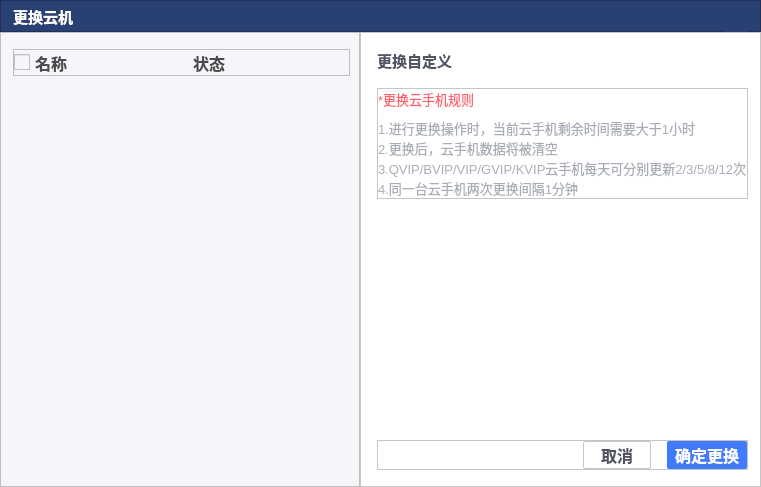
First picture: the form in replacecloudphonedialog.ui, repository ZhouMei20220810/TEST, before the edit.
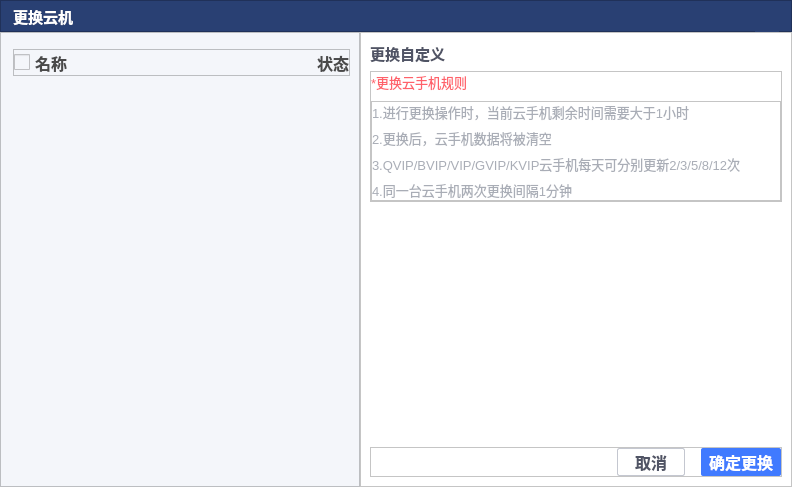
Second picture: the form after the edit. Icons and pictures are not drawn.

Commit message: 1、更换云手机规则，UI间距调整，2、更换云机支持选中个数统计3、转移云机接口未调通

Diff of the .ui file:
```diff
--- a/replacecloudphonedialog.ui
+++ b/replacecloudphonedialog.ui
@@ -6,7 +6,7 @@
    <rect>
     <x>0</x>
     <y>0</y>
-    <width>640</width>
+    <width>792</width>
     <height>487</height>
    </rect>
   </property>
@@ -16,7 +16,7 @@
   <property name="styleSheet">
    <string notr="true">background-color:#FFFFFF;</string>
   </property>
-  <layout class="QVBoxLayout" name="verticalLayout">
+  <layout class="QVBoxLayout" name="verticalLayout" stretch="0,0">
    <property name="spacing">
     <number>0</number>
    </property>
@@ -468,19 +468,6 @@
              </property>
             </widget>
            </item>
-           <item>
-            <spacer name="horizontalSpacer_4">
-             <property name="orientation">
-              <enum>Qt::Horizontal</enum>
-             </property>
-             <property name="sizeHint" stdset="0">
-              <size>
-               <width>122</width>
-               <height>20</height>
-              </size>
-             </property>
-            </spacer>
-           </item>
            <item>
             <widget class="QLabel" name="label_6">
              <property name="font">
@@ -500,19 +487,6 @@
              </property>
             </widget>
            </item>
-           <item>
-            <spacer name="horizontalSpacer_2">
-             <property name="orientation">
-              <enum>Qt::Horizontal</enum>
-             </property>
-             <property name="sizeHint" stdset="0">
-              <size>
-               <width>122</width>
-               <height>20</height>
-              </size>
-             </property>
-            </spacer>
-           </item>
           </layout>
          </widget>
         </item>
@@ -547,21 +521,6 @@
         <enum>QFrame::Raised</enum>
        </property>
        <layout class="QVBoxLayout" name="verticalLayout_3">
-        <property name="spacing">
-         <number>16</number>
-        </property>
-        <property name="leftMargin">
-         <number>16</number>
-        </property>
-        <property name="topMargin">
-         <number>16</number>
-        </property>
-        <property name="rightMargin">
-         <number>12</number>
-        </property>
-        <property name="bottomMargin">
-         <number>16</number>
-        </property>
         <item>
          <widget class="QLabel" name="label_2">
           <property name="font">
@@ -618,21 +577,99 @@
             </widget>
            </item>
            <item>
-            <widget class="QLabel" name="label_4">
-             <property name="font">
-              <font>
-               <pointsize>10</pointsize>
-              </font>
+            <widget class="QFrame" name="frame_12">
+             <property name="frameShape">
+              <enum>QFrame::StyledPanel</enum>
              </property>
-             <property name="styleSheet">
-              <string notr="true">color:#A9ADB6;</string>
+             <property name="frameShadow">
+              <enum>QFrame::Raised</enum>
              </property>
-             <property name="text">
-              <string>1.进行更换操作时，当前云手机剩余时间需要大于1小时
-2.更换后，云手机数据将被清空
-3.QVIP/BVIP/VIP/GVIP/KVIP云手机每天可分别更新2/3/5/8/12次
-4.同一台云手机两次更换间隔1分钟</string>
-             </property>
+             <layout class="QVBoxLayout" name="verticalLayout_6">
+              <property name="leftMargin">
+               <number>0</number>
+              </property>
+              <property name="topMargin">
+               <number>0</number>
+              </property>
+              <property name="rightMargin">
+               <number>0</number>
+              </property>
+              <property name="bottomMargin">
+               <number>0</number>
+              </property>
+              <item>
+               <widget class="QLabel" name="label_7">
+                <property name="font">
+                 <font>
+                  <pointsize>10</pointsize>
+                 </font>
+                </property>
+                <property name="styleSheet">
+                 <string notr="true">color:#A9ADB6;</string>
+                </property>
+                <property name="text">
+                 <string>1.进行更换操作时，当前云手机剩余时间需要大于1小时</string>
+                </property>
+                <property name="wordWrap">
+                 <bool>true</bool>
+                </property>
+               </widget>
+              </item>
+              <item>
+               <widget class="QLabel" name="label_10">
+                <property name="font">
+                 <font>
+                  <pointsize>10</pointsize>
+                 </font>
+                </property>
+                <property name="styleSheet">
+                 <string notr="true">color:#A9ADB6;</string>
+                </property>
+                <property name="text">
+                 <string>2.更换后，云手机数据将被清空</string>
+                </property>
+                <property name="wordWrap">
+                 <bool>true</bool>
+                </property>
+               </widget>
+              </item>
+              <item>
+               <widget class="QLabel" name="label_9">
+                <property name="font">
+                 <font>
+                  <pointsize>10</pointsize>
+                 </font>
+                </property>
+                <property name="styleSheet">
+                 <string notr="true">color:#A9ADB6;</string>
+                </property>
+                <property name="text">
+                 <string>3.QVIP/BVIP/VIP/GVIP/KVIP云手机每天可分别更新2/3/5/8/12次</string>
+                </property>
+                <property name="wordWrap">
+                 <bool>true</bool>
+                </property>
+               </widget>
+              </item>
+              <item>
+               <widget class="QLabel" name="label_8">
+                <property name="font">
+                 <font>
+                  <pointsize>10</pointsize>
+                 </font>
+                </property>
+                <property name="styleSheet">
+                 <string notr="true">color:#A9ADB6;</string>
+                </property>
+                <property name="text">
+                 <string>4.同一台云手机两次更换间隔1分钟</string>
+                </property>
+                <property name="wordWrap">
+                 <bool>true</bool>
+                </property>
+               </widget>
+              </item>
+             </layout>
             </widget>
            </item>
           </layout>
```
Left out of the diff: 6 changed lines with no effect on the pictures. The commit also changes 5 other files.
